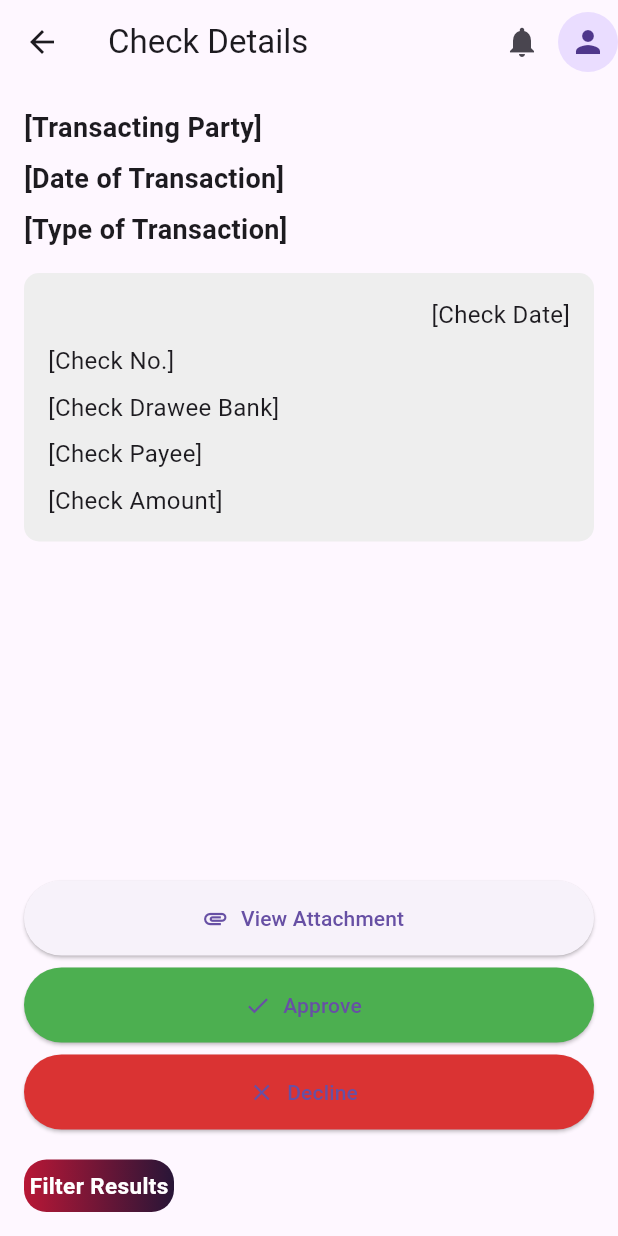
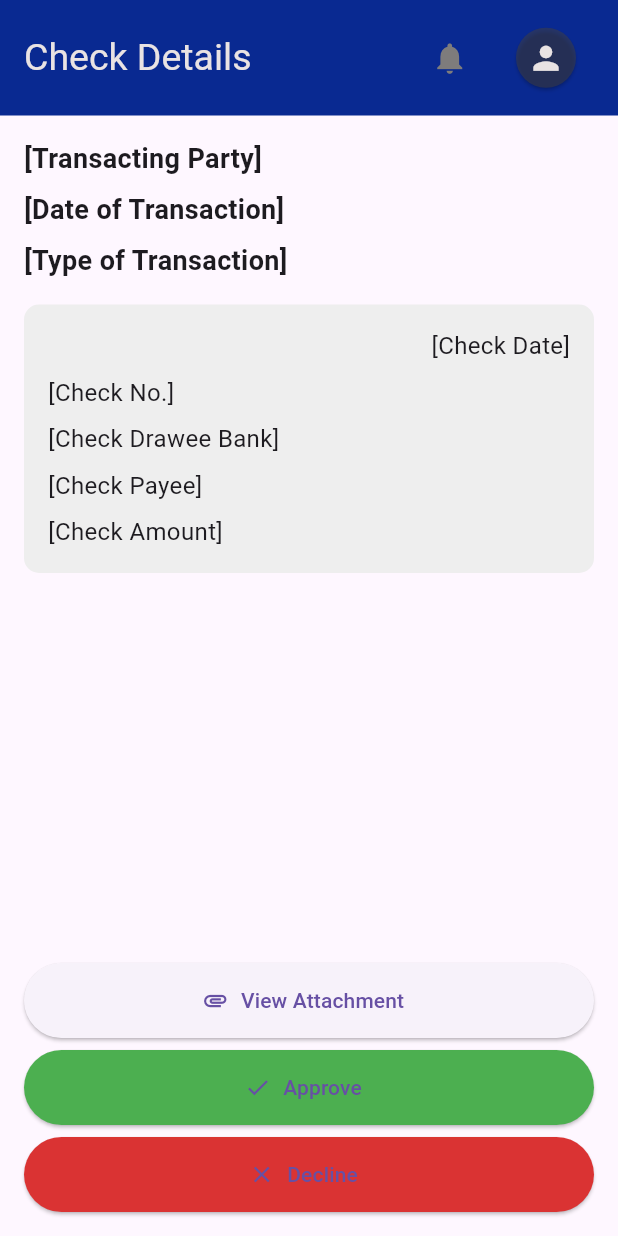
Before and after one commit to germanpoodle/ojtproject, a Flutter app: the CheckDetailsScreen screen opened directly, after a tap on the "notifications" icon, on a phone screen of 412 x 824 dp. Run offline on Flutter 3.47's test engine with Material 3 defaults, Android fonts, the phone set to English and light mode, and no system bars; Roboto replaces fonts that are missing (inter).

Commit message:
update check_details and notif screens

```diff
--- a/lib/screens/check_detail.dart
+++ b/lib/screens/check_detail.dart
@@ -1,21 +1,70 @@
 import 'package:flutter/material.dart';
 import 'filter_pop_up.dart';
+import 'notifications.dart';
+
+String getCurrentDate() {
+  DateTime now = DateTime.now();
+  String formattedDate = "${now.month}-${now.day}-${now.year}";
+  return formattedDate;
+}
+
+void navigateToNotifications(BuildContext context) {
+  Navigator.pushNamed(context, '/notifications');
+}
 
 class CheckDetailsScreen extends StatelessWidget {
   @override
   Widget build(BuildContext context) {
+    final screenWidth = MediaQuery.of(context).size.width;
+
     return Scaffold(
       appBar: AppBar(
-        title: Text('Check Details'),
-        actions: [
-          IconButton(
-            icon: Icon(Icons.notifications),
-            onPressed: () {},
-          ),
-          CircleAvatar(
-            child: Icon(Icons.person),
-          ),
-        ],
+        backgroundColor: Color.fromARGB(255, 9, 41, 145),
+        toolbarHeight: 77,
+        automaticallyImplyLeading: false,
+        title: Row(
+          mainAxisAlignment: MainAxisAlignment.spaceBetween,
+          children: [
+            Text(
+              'Check Details',
+              style: TextStyle(
+                fontSize: 25,
+                color: Color.fromARGB(255, 233, 227, 227),
+              ),
+            ),
+            Row(
+              mainAxisAlignment: MainAxisAlignment.end,
+              children: [
+                Container(
+                  margin: EdgeInsets.only(right: screenWidth * 0.02),
+                  child: IconButton(
+                    onPressed: () {
+                      navigateToNotifications(context);
+                    },
+                    icon: Icon(
+                      Icons.notifications,
+                      size: 25,
+                      color: Color.fromARGB(255, 126, 124, 124),
+                    ),
+                  ),
+                ),
+                ElevatedButton(
+                  onPressed: () {},
+                  style: ElevatedButton.styleFrom(
+                    backgroundColor: Color.fromARGB(125, 68, 65, 65),
+                    padding: EdgeInsets.all(5),
+                    shape: CircleBorder(),
+                  ),
+                  child: Icon(
+                    Icons.person,
+                    size: 25,
+                    color: Color.fromARGB(255, 233, 227, 227),
+                  ),
+                ),
+              ],
+            ),
+          ],
+        ),
       ),
       body: Padding(
         padding: const EdgeInsets.all(16.0),
@@ -84,39 +133,6 @@ class CheckDetailsScreen extends StatelessWidget {
                 backgroundColor: Color.fromARGB(255, 218, 51, 51),
               ),
             ),
-            SizedBox(height: 20),
-            GestureDetector(
-              onTap: () {
-                showDialog(
-                  context: context,
-                  builder: (BuildContext context) {
-                    return FilterDialog();
-                  },
-                );
-              },
-              child: Container(
-                height: 35,
-                width: 100,
-                decoration: BoxDecoration(
-                  borderRadius: BorderRadius.circular(15),
-                  gradient: const LinearGradient(
-                    colors: [
-                      Color(0xffB81736),
-                      Color(0xff281537),
-                    ],
-                  ),
-                ),
-                child: const Center(
-                  child: Text(
-                    'Filter Results',
-                    style: TextStyle(
-                        fontSize: 15,
-                        fontWeight: FontWeight.bold,
-                        color: Colors.white),
-                  ),
-                ),
-              ),
-            ),
           ],
         ),
       ),
```
Also changed, not shown: lib/screens/notifications.dart (added).
